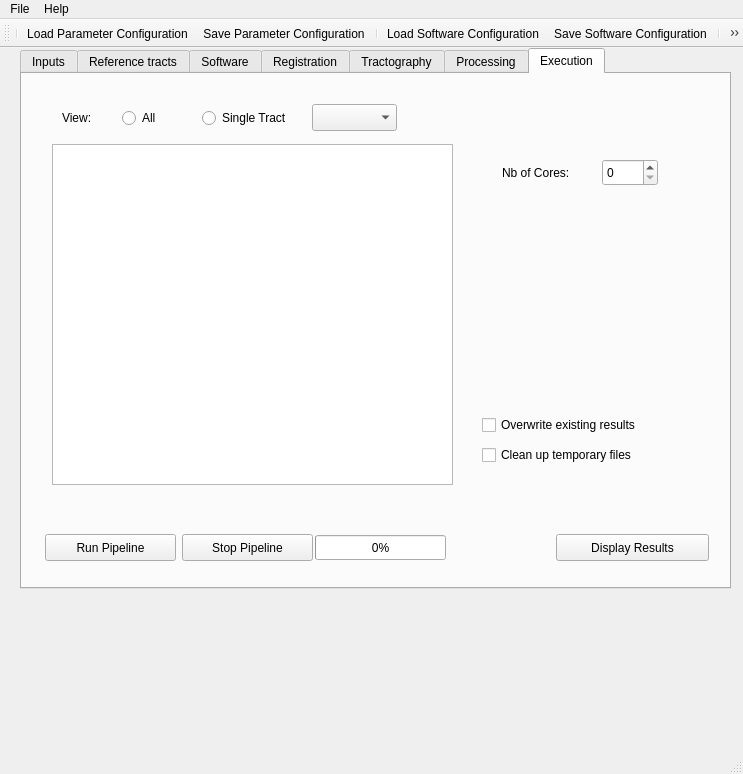
First picture: the form in AutoTract.ui, repository wendyuu/AutoTract, before the edit.
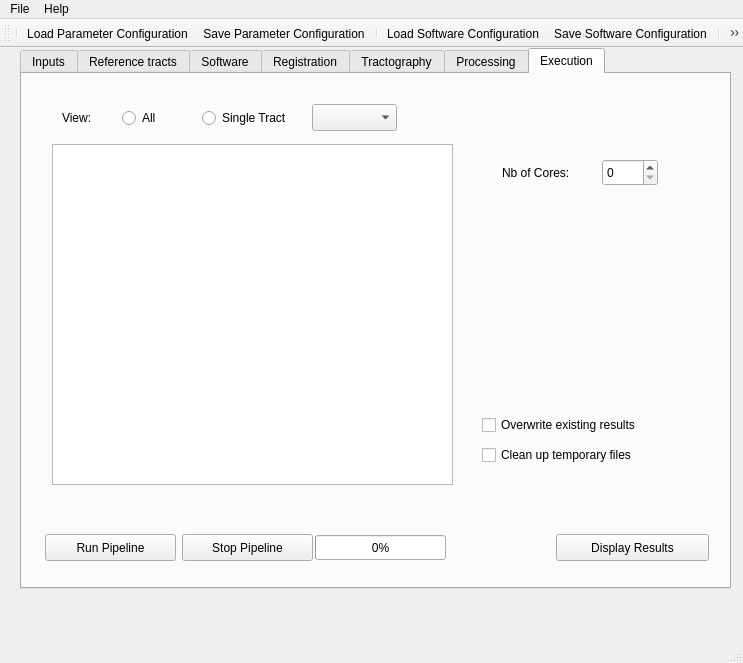
Second picture: the form after the edit. The open tabs and pages were chosen to show the change. Icons and pictures are not drawn.

Commit message: ENH: Use of SEMMacro/GenerateCLP to fill UI inputs.

```diff
--- a/AutoTract.ui
+++ b/AutoTract.ui
@@ -7,7 +7,7 @@
     <x>0</x>
     <y>0</y>
     <width>743</width>
-    <height>774</height>
+    <height>663</height>
    </rect>
   </property>
   <property name="windowTitle">
```
Left out of the diff: 2 changed lines with no effect on the pictures. The commit also changes 5 other files.
